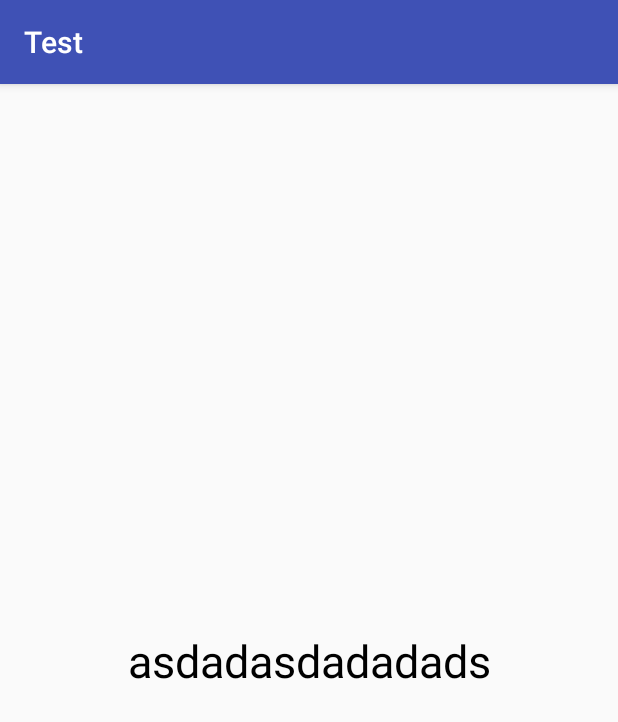
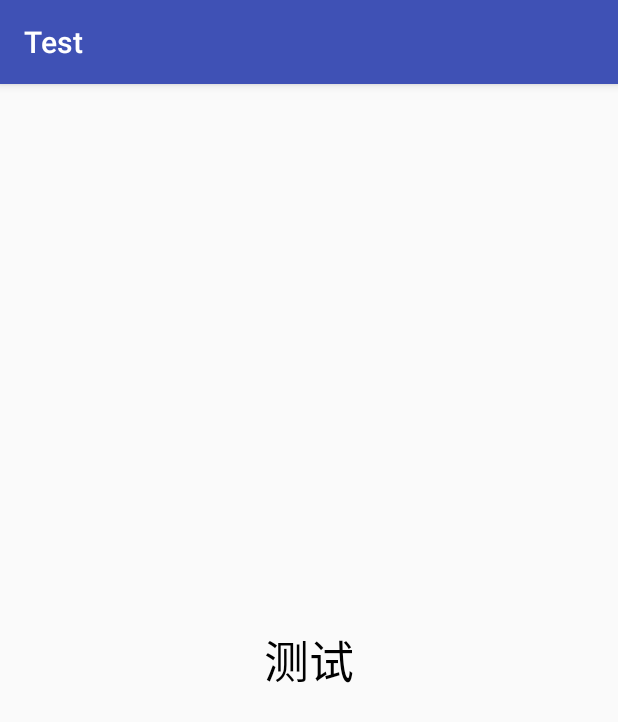
Before and after one commit to zxcgz/Test, an Android app: the screen it shows after launch (MainActivity), on a phone screen of 412 x 824 dp. Shown: the top 722 px of the screen. Run offline under Robolectric (Android 15) with nearby library versions, the phone set to English and light mode, and no system bars.

Commit message:
Revert "titile"

```diff
--- a/app/src/main/res/layout/activity_main.xml
+++ b/app/src/main/res/layout/activity_main.xml
@@ -5,13 +5,12 @@
     android:layout_width="match_parent"
     android:layout_height="match_parent"
     tools:context="com.test.MainActivity">
-
     <TextView
         android:layout_width="wrap_content"
         android:layout_height="wrap_content"
-        android:text="asdadasdadadads"
+        android:textSize="30sp"
         android:textColor="#000000"
-        android:textSize="30sp"
+        android:text="测试"
         app:layout_constraintBottom_toBottomOf="parent"
         app:layout_constraintLeft_toLeftOf="parent"
         app:layout_constraintRight_toRightOf="parent"
```
